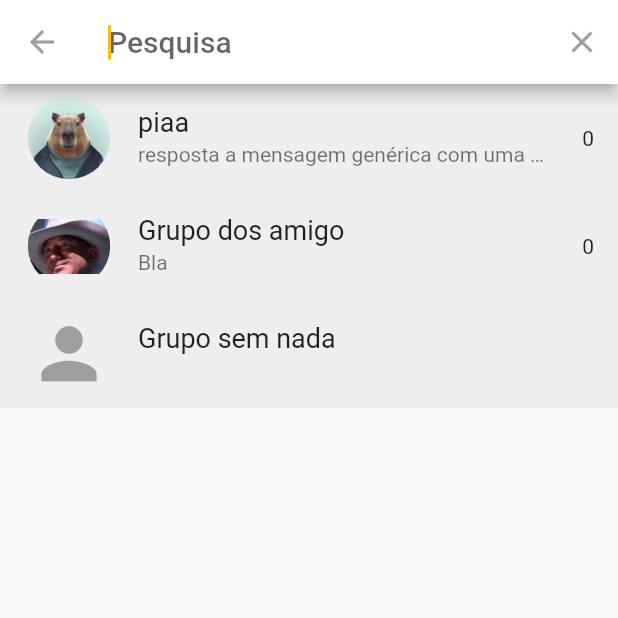
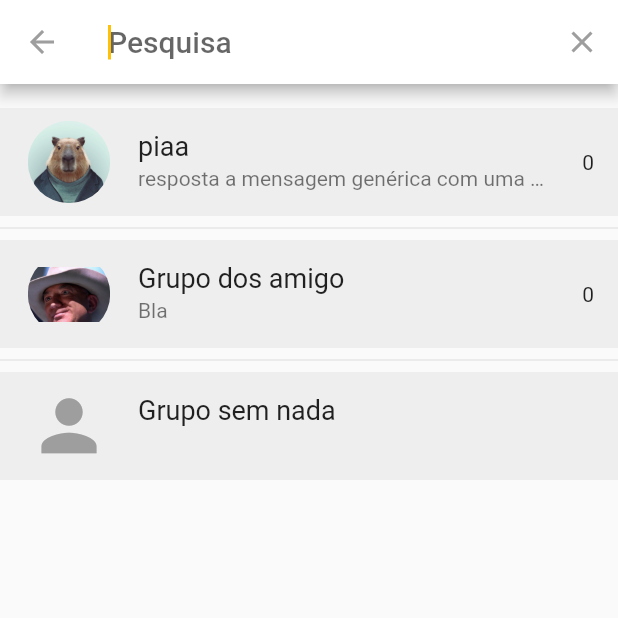
Before and after one commit to FPiaa/messenger_app, a Flutter app: the screen it shows after launch, after a tap on the "search" icon, on a phone screen of 412 x 824 dp, the top half of it. Run offline on Flutter 3.47's test engine with Material 2 defaults, Android fonts, the phone set to English and light mode, and no system bars.

Commit message:
Refatorar a ListView de Conversa
Este commit refatora a ListView de Conversa em duas
widget separadas para permitir a reutilização dos componentes
tanto na HomePage como na SearchPage. A ListView permanece
Statefull, porém a ListTile passou a ser Stateless, pois
não depende de estados internos.

```diff
--- a/lib/models/pessoa.dart
+++ b/lib/models/pessoa.dart
@@ -5,6 +5,7 @@ class Pessoa {
   final DateTime dataNascimento;
   String? photo;
   String? descricao;
+  // TODO: Adicionar suporte a uuid de verdade
   late int uuid;
 
   Pessoa({
--- a/lib/pages/home_page.dart
+++ b/lib/pages/home_page.dart
@@ -2,8 +2,8 @@ import 'package:flutter/material.dart';
 import 'package:messenger_app/pages/search_page.dart';
 import 'package:messenger_app/provider/conversas_pesquisadas_provider.dart';
 import 'package:messenger_app/repository/conversas_repository.dart';
-import 'package:messenger_app/widget/conversa_tile.dart';
 import 'package:messenger_app/provider/conversas_selecionadas_provider.dart';
+import 'package:messenger_app/widget/conversa_list/conversa_list.dart';
 import 'package:provider/provider.dart';
 
 import '../models/conversa.dart';
@@ -51,13 +51,7 @@ class _HomePageState extends State<HomePage> {
         onPressed: (() => {}),
         child: const Icon(Icons.person_add_alt_sharp),
       ),
-      body: ListView.separated(
-          itemBuilder: (BuildContext context, int conversa) => ConversaTile(
-                conversa: conversas[conversa],
-              ),
-          padding: const EdgeInsets.only(top: 16.0),
-          separatorBuilder: (_, __) => const Divider(),
-          itemCount: conversas.length),
+      body: ConversaListView(conversas: conversas),
     );
   }
 }
--- a/lib/pages/search_page.dart
+++ b/lib/pages/search_page.dart
@@ -1,6 +1,6 @@
 import 'package:flutter/material.dart';
 import 'package:messenger_app/provider/conversas_pesquisadas_provider.dart';
-import 'package:messenger_app/widget/conversa_tile.dart';
+import 'package:messenger_app/widget/conversa_list/conversa_list.dart';
 import 'package:provider/provider.dart';
 
 import '../models/conversa.dart';
@@ -34,13 +34,7 @@ class SearchPage extends SearchDelegate {
     List<Conversa> conversasFiltradas = pesquisa.filter((Conversa conversa) =>
         conversa.nome.toLowerCase().contains(query.toLowerCase()));
 
-    return ListView.builder(
-      itemCount: conversasFiltradas.length,
-      itemBuilder: (context, index) {
-        Conversa conversa = conversasFiltradas[index];
-        return ConversaTile(conversa: conversa);
-      },
-    );
+    return ConversaListView(conversas: conversasFiltradas);
   }
 
   @override
@@ -49,13 +43,7 @@ class SearchPage extends SearchDelegate {
     List<Conversa> conversasFiltradas = pesquisa.filter((Conversa conversa) =>
         conversa.nome.toLowerCase().contains(query.toLowerCase()));
 
-    return ListView.builder(
-      itemCount: conversasFiltradas.length,
-      itemBuilder: (context, index) {
-        Conversa conversa = conversasFiltradas[index];
-        return ConversaTile(conversa: conversa);
-      },
-    );
+    return ConversaListView(conversas: conversasFiltradas);
   }
 
   @override
--- /dev/null
+++ b/lib/widget/conversa_list/conversa_list.dart
@@ -0,0 +1,31 @@
+import 'package:flutter/material.dart';
+import 'package:messenger_app/models/conversa.dart';
+import 'package:messenger_app/provider/conversas_selecionadas_provider.dart';
+import 'package:provider/provider.dart';
+
+import 'conversa_tile.dart';
+
+class ConversaListView extends StatefulWidget {
+  final List<Conversa> conversas;
+  const ConversaListView({super.key, required this.conversas});
+
+  @override
+  State<ConversaListView> createState() => _ConversaListViewState();
+}
+
+class _ConversaListViewState extends State<ConversaListView> {
+  late ConversasSelecionadasProvider selecionadas =
+      Provider.of<ConversasSelecionadasProvider>(context);
+
+  @override
+  Widget build(BuildContext context) {
+    return ListView.separated(
+        itemBuilder: (BuildContext context, int conversa) => ConversaTile(
+              conversa: widget.conversas[conversa],
+              selecionadas: selecionadas,
+            ),
+        padding: const EdgeInsets.only(top: 16.0),
+        separatorBuilder: (_, __) => const Divider(),
+        itemCount: widget.conversas.length);
+  }
+}
--- a/lib/widget/conversa_tile.dart
+++ b/lib/widget/conversa_list/conversa_tile.dart
@@ -1,28 +1,35 @@
 import 'package:flutter/material.dart';
 import 'package:messenger_app/provider/conversas_selecionadas_provider.dart';
 import 'package:provider/provider.dart';
+import 'package:provider/single_child_widget.dart';
 
-import '../models/conversa.dart';
-import '../pages/conversa_page.dart';
+import '../../models/conversa.dart';
+import '../../pages/conversa_page.dart';
 
 //TODO: por algum motivo esquecido por deus toda hora que uma conversa
 //nova é criada ela possui um hashCode diferente, mesmo sendo
 //exatamente o mesmo objeto, descubra como arrumar
-class ConversaTile extends StatefulWidget {
-  Conversa conversa;
-  ConversaTile({super.key, required this.conversa});
 
-  @override
-  State<ConversaTile> createState() => _ConversaTileState();
-}
-
-class _ConversaTileState extends State<ConversaTile> {
-  late ConversasSelecionadasProvider selecionadas;
+class MyWidget extends StatelessWidget {
+  const MyWidget({super.key});
 
   @override
   Widget build(BuildContext context) {
-    selecionadas = Provider.of<ConversasSelecionadasProvider>(context);
+    return Container();
+  }
+}
 
+class ConversaTile extends StatelessWidget {
+  final ConversasSelecionadasProvider selecionadas;
+  final Conversa conversa;
+  const ConversaTile({
+    super.key,
+    required this.conversa,
+    required this.selecionadas,
+  });
+
+  @override
+  Widget build(BuildContext context) {
     return ListTile(
       leading: _buildLeading(),
       title: _buildTitle(),
@@ -30,18 +37,19 @@ class _ConversaTileState extends State<ConversaTile> {
       subtitle: _buildSubTitle(),
       tileColor: Colors.grey[200],
       selectedTileColor: Colors.blue[50],
-      selected: selecionadas.conversas.contains(widget.conversa),
+      selected: selecionadas.conversas.contains(conversa),
       onTap: () {
         Navigator.push(context,
             MaterialPageRoute(builder: (BuildContext context) {
-          return ConversaPage(conversa: widget.conversa);
+          return ConversaPage(conversa: conversa);
         }));
       },
-      onLongPress: () => setState(() {
-        selecionadas.conversas.contains(widget.conversa)
-            ? selecionadas.remove(widget.conversa)
-            : selecionadas.save(widget.conversa);
-      }),
+      onLongPress: () => {
+        print(conversa.hashCode),
+        selecionadas.conversas.contains(conversa)
+            ? selecionadas.remove(conversa)
+            : selecionadas.save(conversa)
+      },
     );
   }
 
@@ -58,8 +66,8 @@ class _ConversaTileState extends State<ConversaTile> {
           height: imageSize,
           child: ClipOval(
             clipBehavior: Clip.antiAliasWithSaveLayer,
-            child: widget.conversa.imageUrl != null
-                ? Image.asset(widget.conversa.imageUrl!)
+            child: conversa.imageUrl != null
+                ? Image.asset(conversa.imageUrl!)
                 : const Icon(
                     Icons.person,
                     size: imageSize,
@@ -73,18 +81,18 @@ class _ConversaTileState extends State<ConversaTile> {
 
   Widget _buildTitle() {
     return Text(
-      widget.conversa.nome,
+      conversa.nome,
       style: const TextStyle(fontSize: 18, overflow: TextOverflow.clip),
       overflow: TextOverflow.ellipsis,
     );
   }
 
   Widget _buildSubTitle() {
-    if (widget.conversa.mensagens.isEmpty) {
+    if (conversa.mensagens.isEmpty) {
       return Container();
     } else {
       return Text(
-        widget.conversa.mensagens.last.content,
+        conversa.mensagens.last.content,
         style: const TextStyle(fontSize: 14),
         maxLines: 1,
         overflow: TextOverflow.ellipsis,
@@ -93,11 +101,11 @@ class _ConversaTileState extends State<ConversaTile> {
   }
 
   Widget _buildTrailing() {
-    if (widget.conversa.mensagens.isEmpty) {
+    if (conversa.mensagens.isEmpty) {
       return const Text(" ");
     } else {
       // TODO: Adicionar formatação bonita para as hora
-      return Text("${widget.conversa.mensagens.last.dataEnvio.second}");
+      return Text("${conversa.mensagens.last.dataEnvio.second}");
     }
   }
 }
```
